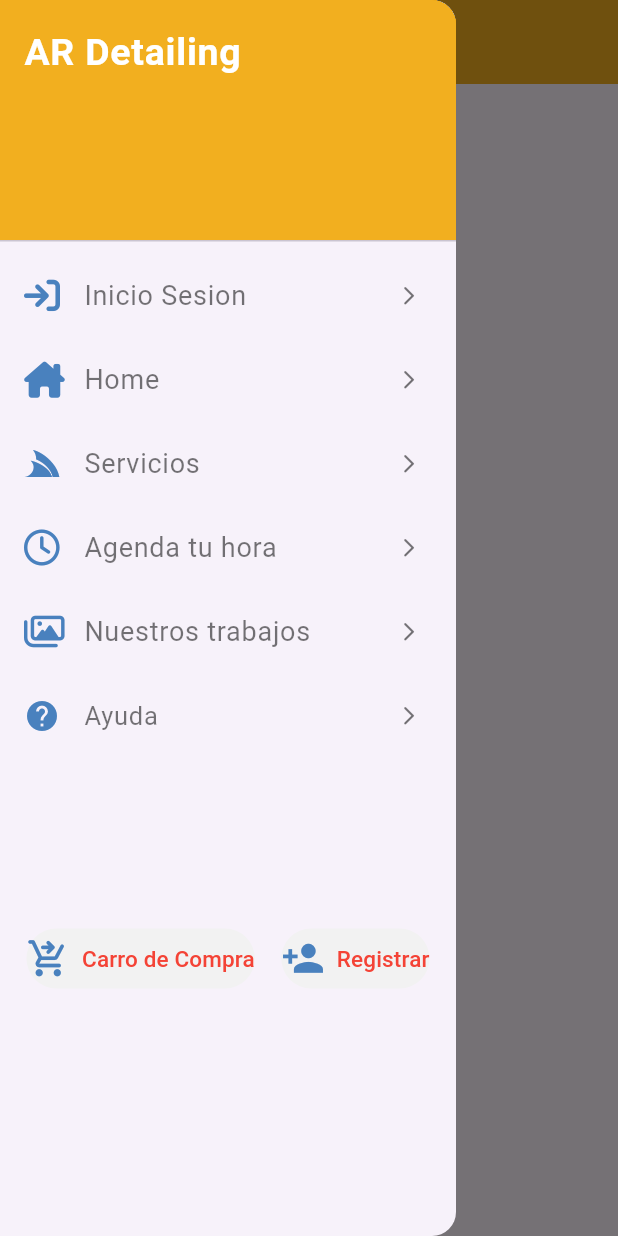
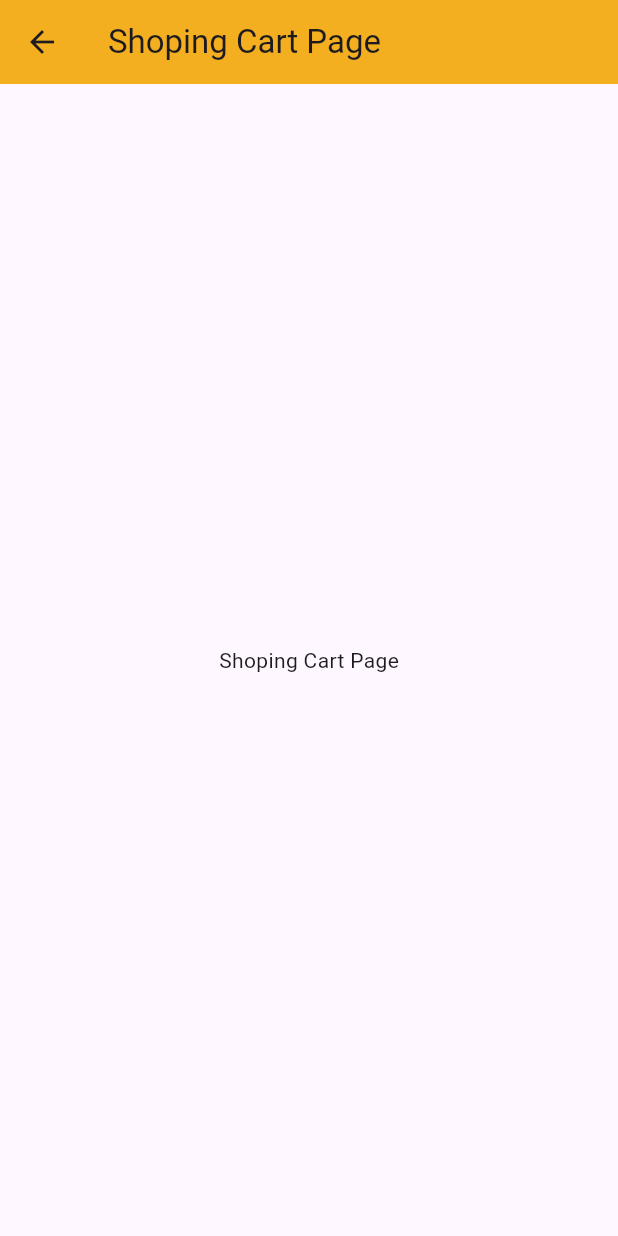
Before and after one commit to Thony091/PortfolioProject, a Flutter app: the screen it shows after launch, in the side drawer, after a tap on "Carro de Compra", on a phone screen of 412 x 824 dp. Run offline on Flutter 3.47's test engine with Material 3 defaults, Android fonts, the phone set to English and light mode, and no system bars; our stand-ins replace dio, firebase_auth, firebase_core, firebase_messaging, flutter_dotenv, flutter_local_notifications and 5 more; accounts and stored records are empty; Roboto replaces fonts that are missing (Montserrat).

Commit message:
Update: Integracion de nuevas paginas.

```diff
--- a/lib/config/router/app_router.dart
+++ b/lib/config/router/app_router.dart
@@ -74,6 +74,20 @@ final goRouterProvider = Provider( (ref) {
           builder: (context, state) => const ServicesPage(),
         ),
 
+        //* Config
+        GoRoute(
+          path: '/config',
+          name: ConfigPage.name,
+          builder: (context, state) => const ConfigPage(),
+        ),
+
+        //* Shoping Cart
+        GoRoute(
+          path: '/shoping-cart',
+          name: ShopingCartPage.name,
+          builder: (context, state) => const ShopingCartPage(),
+        ),
+
       ],
 
     redirect: (context, state) {
@@ -83,7 +97,7 @@ final goRouterProvider = Provider( (ref) {
 
       if ( authStatus == AuthStatus.authenticated ) {
         if ( isGoingTo == '/login' || isGoingTo == '/register' || isGoingTo == '/splash' ){
-           return '/';
+           return '/config';
         }
       }
 
--- a/lib/presentation/pages/pages.dart
+++ b/lib/presentation/pages/pages.dart
@@ -6,3 +6,5 @@ export 'product_detail_page.dart';
 export 'reservations_page.dart';
 export 'services_page.dart';
 export 'pago_page.dart';
+export 'config_page.dart';
+export 'shoping_cart_page.dart';
--- /dev/null
+++ b/lib/presentation/pages/shoping_cart_page.dart
@@ -0,0 +1,35 @@
+import 'package:flutter/material.dart';
+
+import '../../config/config.dart';
+
+class ShopingCartPage extends StatelessWidget {
+
+  static const name = 'ShopingCartPage';
+
+  const ShopingCartPage({super.key});
+
+  @override
+  Widget build(BuildContext context) {
+
+    final color = AppTheme().getTheme().colorScheme;
+
+    return Scaffold(
+      appBar: AppBar(
+        backgroundColor: color.primary,
+        title: const Text('Shoping Cart Page'),
+      ),
+      body: const _ShopingCartBodyPage(),
+    );
+  }
+}
+
+class _ShopingCartBodyPage extends StatelessWidget {
+  const _ShopingCartBodyPage();
+
+  @override
+  Widget build(BuildContext context) {
+    return const Center(
+      child: Text('Shoping Cart Page'),
+    );
+  }
+}
--- a/lib/presentation/shared/widgets/side_menu.dart
+++ b/lib/presentation/shared/widgets/side_menu.dart
@@ -270,7 +270,7 @@ class SideMenuState extends ConsumerState<SideMenu> {
                   style: TextStyle(color: Colors.red, fontSize: 15),
                 ),
                 onPressed: () async {
-                  // Navigator.pop(context);
+                  context.push('/config');
                 },
               ),
 
@@ -290,8 +290,7 @@ class SideMenuState extends ConsumerState<SideMenu> {
                   style: TextStyle(color: Colors.red, fontSize: 15),
                 ),
                 onPressed: () async {
-
-                  // Navigator.pop(context);
+                  context.push('/shoping-cart');
                 },
               ),
 
```
Also changed, not shown: lib/presentation/pages/config_page.dart (added, +44 -0 lines).
